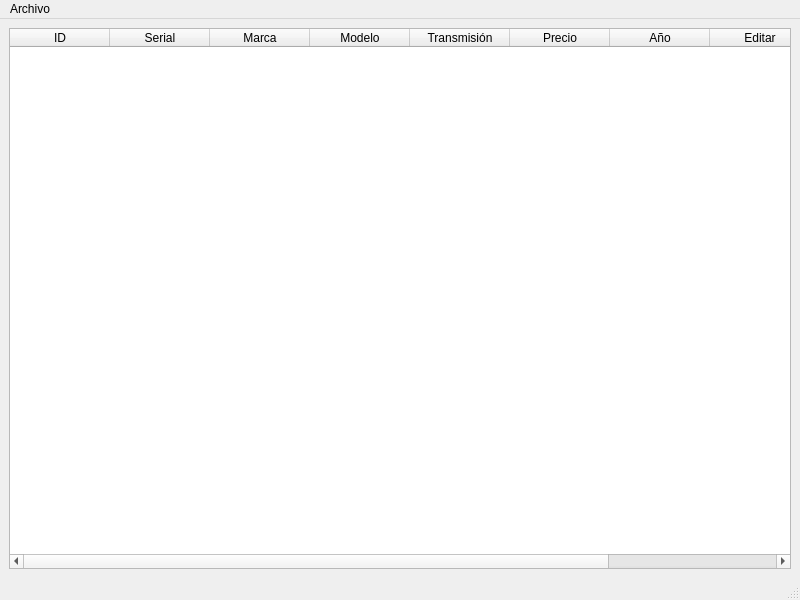
Qt form car_store/views/main_cars.ui (Willians-Dev/cars_store) before a commit.
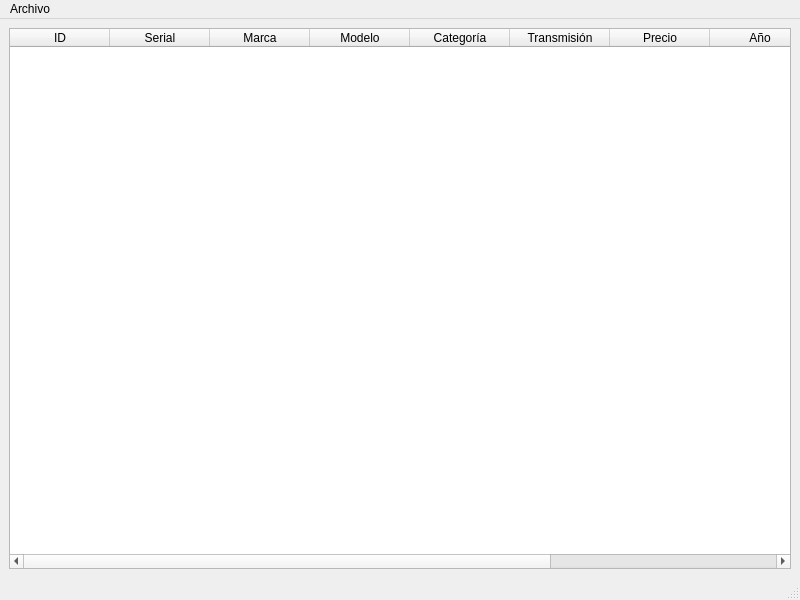
The same form after that commit.

Diff of the .ui file:
```diff
--- a/car_store/views/main_cars.ui
+++ b/car_store/views/main_cars.ui
@@ -37,6 +37,11 @@
         <string>Modelo</string>
        </property>
       </column>
+      <column>
+       <property name="text">
+        <string>Categoría</string>
+       </property>
+      </column>
       <column>
        <property name="text">
         <string>Transmisión</string>
```
